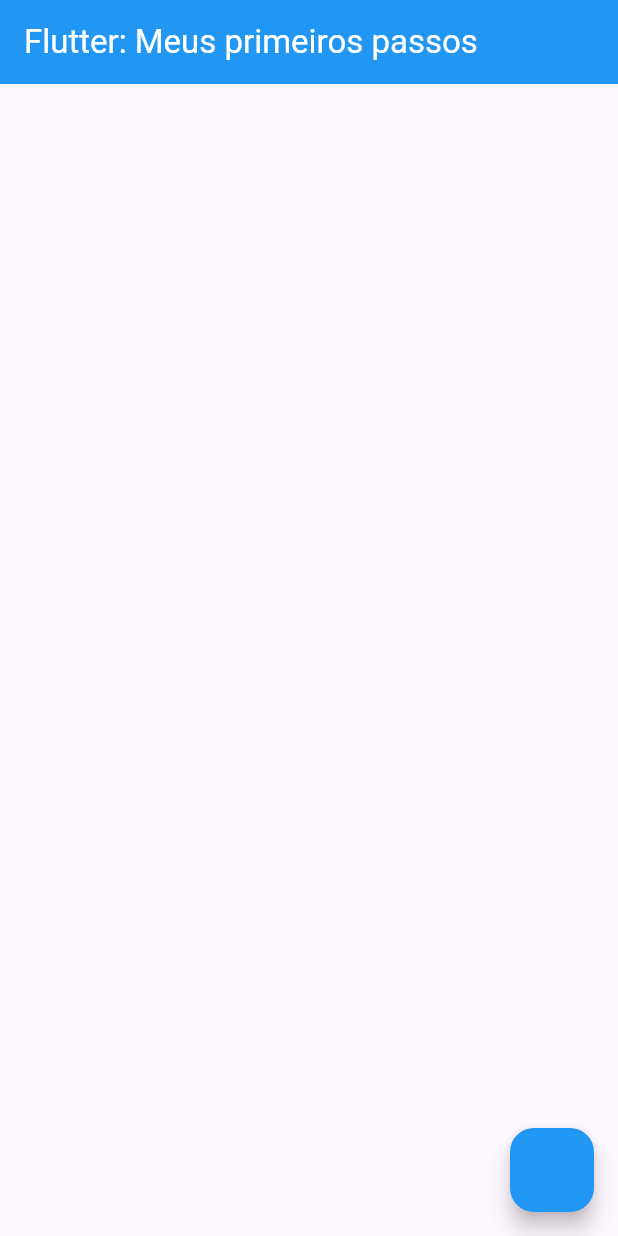
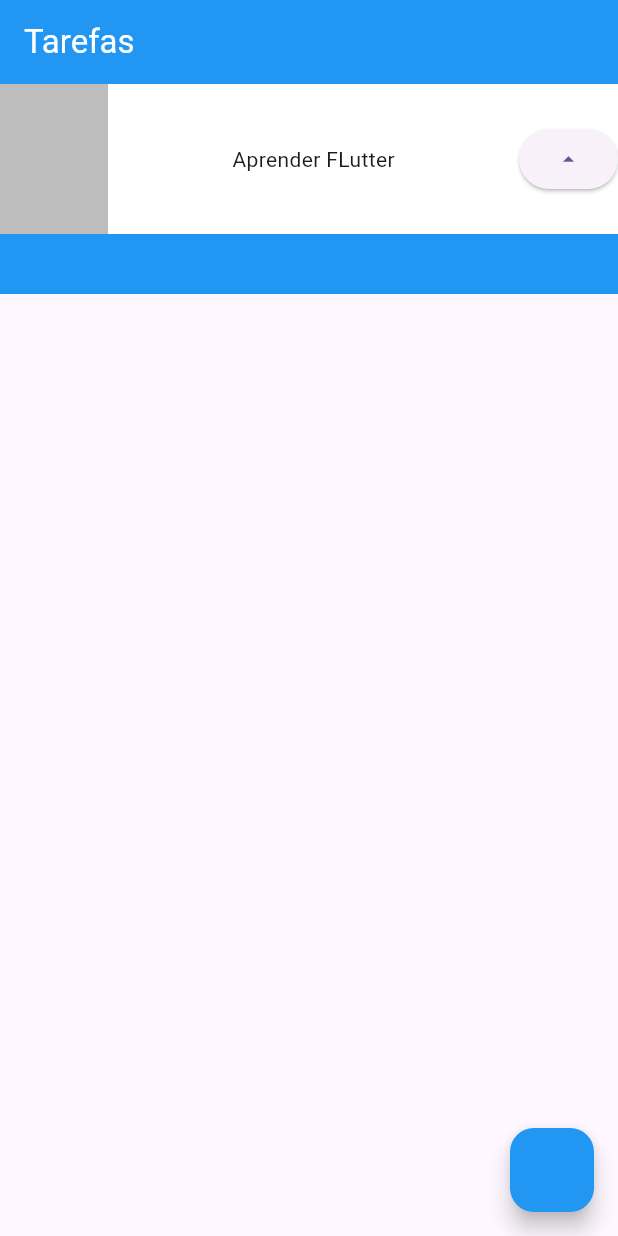
Before and after one commit to linusmanuel/learn-flutter, a Flutter app: the screen it shows after launch, on a phone screen of 412 x 824 dp. Run offline on Flutter 3.47's test engine with Material 3 defaults, Android fonts, the phone set to English and light mode, and no system bars.

Commit message:
3: implamentando layout

```diff
--- a/lib/main.dart
+++ b/lib/main.dart
@@ -1,5 +1,4 @@
 import 'package:flutter/material.dart';
-import 'package:nosso_primeiro_projeto/grid.dart';
 
 void main() {
   runApp(const MyApp());
@@ -19,11 +18,37 @@ class MyApp extends StatelessWidget {
       home: Scaffold(
         appBar: AppBar(
           backgroundColor: Colors.blue,
-          title: Text("Flutter: Meus primeiros passos",
-            style: TextStyle(color: Colors.white),),
+          title: Text(
+            "Tarefas",
+            style: TextStyle(color: Colors.white),
+          ),
         ),
-        body: Container(),
-        floatingActionButton: FloatingActionButton(onPressed: (){}, backgroundColor: Colors.blue,),
+        body: Container(
+          child: Stack(
+            children: [
+              Container(
+                color: Colors.blue,
+                height: 140,
+              ),
+              Container(
+                color: Colors.white,
+                height: 100,
+                child: Row(
+                  mainAxisAlignment: MainAxisAlignment.spaceBetween,
+                  children: [
+                    Container(color: Colors.black26, width: 72, height: 100,),
+                    Text("Aprender FLutter"),
+                    ElevatedButton(onPressed: (){}, child: Icon(Icons.arrow_drop_up))
+                  ],
+                ),
+              )
+            ],
+          ),
+        ),
+        floatingActionButton: FloatingActionButton(
+          onPressed: () {},
+          backgroundColor: Colors.blue,
+        ),
       ),
     );
   }
```
